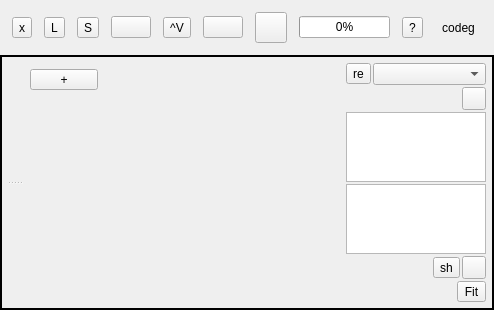
NikolayRag/codeg, file src/Ui/AppWindow.ui: the form before one commit.
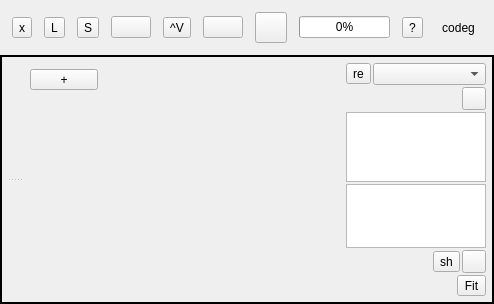
The form after the commit. Icons and pictures are not drawn.

Patch:
```diff
--- a/src/Ui/AppWindow.ui
+++ b/src/Ui/AppWindow.ui
@@ -417,7 +417,7 @@
                        <property name="maximumSize">
                         <size>
                          <width>140</width>
-                         <height>16777215</height>
+                         <height>64</height>
                         </size>
                        </property>
                        <property name="frameShadow">
```
